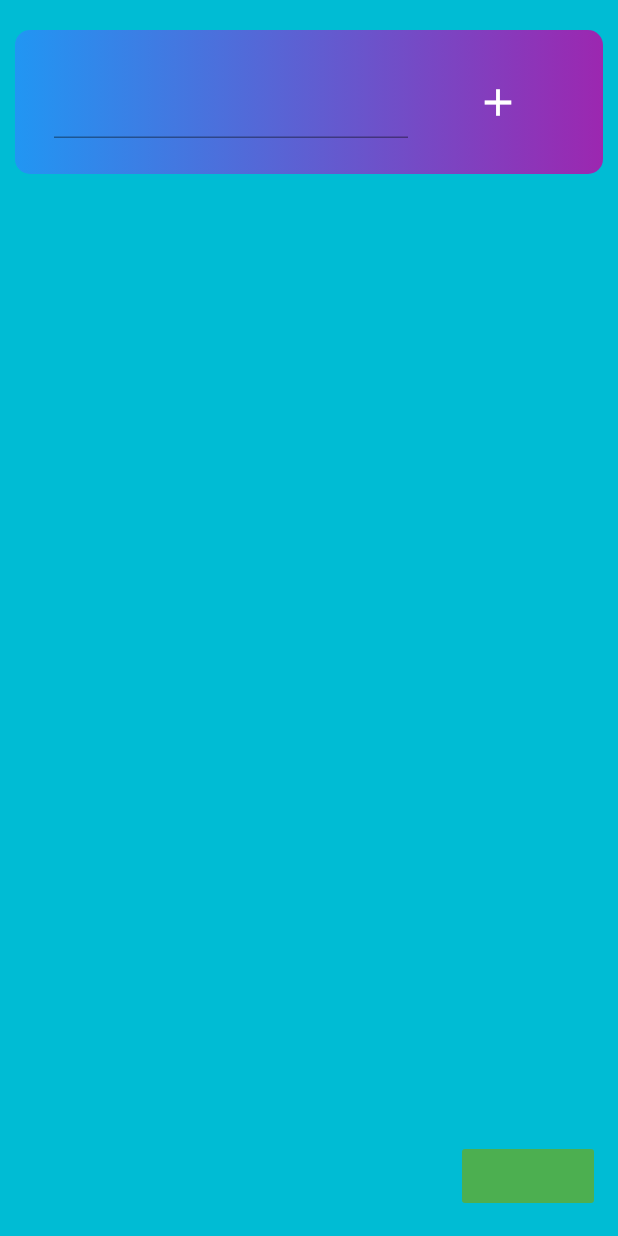
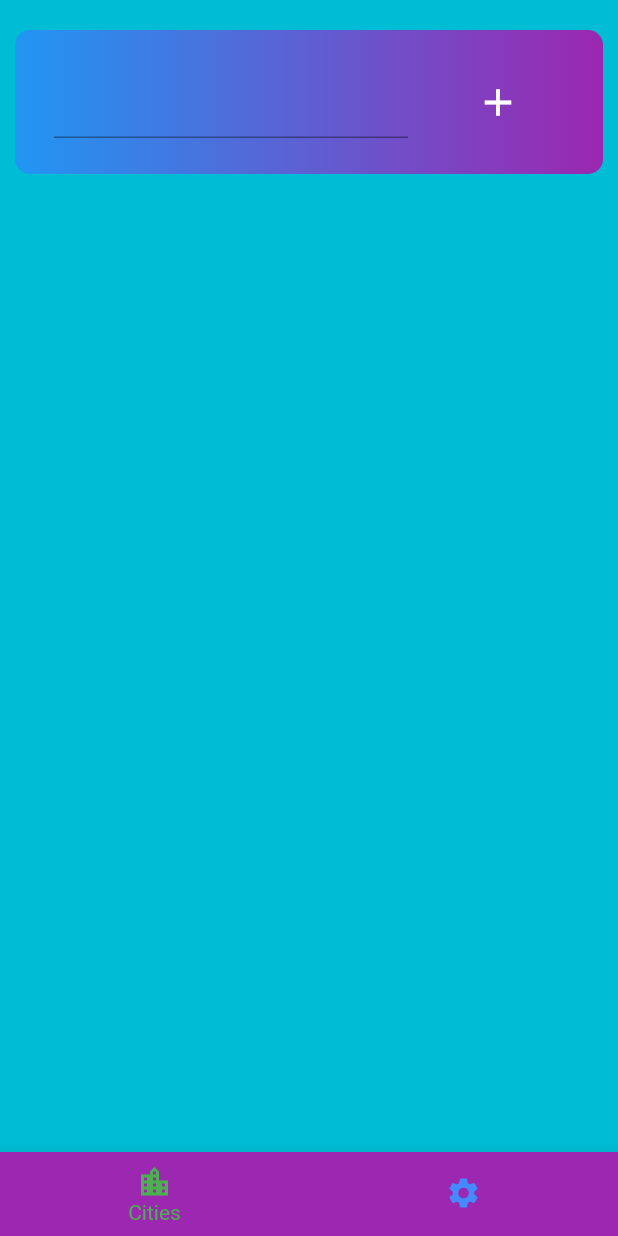
Before and after one commit to armin1440/weather-man, a Flutter app: the screen it shows after launch, on a phone screen of 412 x 824 dp. Run offline on Flutter 3.47's test engine with Material 2 defaults, Android fonts, the phone set to English and light mode, and no system bars; our stand-ins replace flutter_spinkit, weather_icons.

Commit message:
Added navigation bar, fixed removing cities and option bugs

```diff
--- a/lib/Interface/CitiesScreen.dart
+++ b/lib/Interface/CitiesScreen.dart
@@ -11,10 +11,7 @@ class CitiesScreen extends StatelessWidget {
   @override
   Widget build(BuildContext context) {
     return Scaffold(
-      floatingActionButton: FlatButton(
-        color: Colors.green,
-        onPressed: () => Navigator.push(context, MaterialPageRoute(builder: (context) => OptionsScreen() )),
-      ),
+      bottomNavigationBar: NavigationBar(),
       backgroundColor: Colors.cyan,
       body: SafeArea(
         child: Padding(
@@ -55,3 +52,36 @@ class CitiesScreen extends StatelessWidget {
   }
 
 }
+
+class NavigationBar extends StatefulWidget {
+  static int pageIndex = 0;
+
+  @override
+  _NavigationBarState createState() => _NavigationBarState();
+}
+
+class _NavigationBarState extends State<NavigationBar> {
+  @override
+  Widget build(BuildContext context) {
+    return BottomNavigationBar(
+      backgroundColor: Colors.purple,
+      items: [
+        BottomNavigationBarItem(icon: Icon(Icons.location_city), label: "Cities"),
+        BottomNavigationBarItem(icon: Icon(Icons.settings), label: "Options"),
+        ],
+      unselectedItemColor: Colors.blueAccent,
+      selectedItemColor: Colors.green,
+      currentIndex: NavigationBar.pageIndex,
+      showUnselectedLabels: false,
+      onTap: (index) {
+        NavigationBar.pageIndex = index;
+        if( NavigationBar.pageIndex == 1){
+          Navigator.push(context, MaterialPageRoute( builder: (context) => OptionsScreen()));
+        }
+        else{
+          Navigator.push(context, MaterialPageRoute( builder: (context) => CitiesScreen()));
+        }
+      }
+    );
+  }
+}
--- a/lib/Interface/CityTile.dart
+++ b/lib/Interface/CityTile.dart
@@ -12,7 +12,6 @@ class CityTile extends StatelessWidget{
 
   @override
   Widget build(BuildContext context){
-    // Provider.of<Data>(context, listen: false).updateWeather(_city);
     return Padding(
       padding: const EdgeInsets.symmetric(vertical: 5),
       child: ColorfulBox(
--- a/lib/Interface/OptionsScreen.dart
+++ b/lib/Interface/OptionsScreen.dart
@@ -1,6 +1,7 @@
 import 'package:flutter/material.dart';
 import 'package:learner/logic/Data.dart';
 import 'package:provider/provider.dart';
+import 'CitiesScreen.dart';
 
 class OptionsScreen extends StatelessWidget {
 
@@ -16,6 +17,7 @@ class OptionsScreen extends StatelessWidget {
   Widget build(BuildContext context) {
     return SafeArea(
         child: Scaffold(
+          bottomNavigationBar: NavigationBar(),
           backgroundColor: Colors.white,
           body: Padding(
             padding: const EdgeInsets.only(top: 18.0, left: 10),
@@ -27,7 +29,7 @@ class OptionsScreen extends StatelessWidget {
                     Option("Humidity"),
                     Option("Wind speed"),
                     Option("Pressure"),
-                    Option("Feels_like"),
+                    Option("Feels like"),
                   ],
             ),
           ),
@@ -46,6 +48,7 @@ class Option extends StatelessWidget{
       leading: Text(title),
       trailing: Consumer<Data>(
         builder: (context, data, child){
+
           return RaisedButton(
             color: Provider.of<Data>(context, listen: false).getOptionButtonColor(title),
             onPressed: () {
```
Also changed, not shown: lib/Interface/WeatherScreen.dart (+26 -11 lines), lib/logic/Data.dart (+8 -3 lines).
